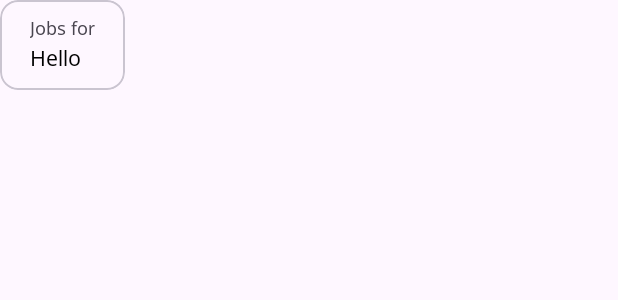
After one commit to impetuson-dev/rexroot-app, an Android app: the layout searches_card.xml on its own in the app's theme, with its tools: preview values and no code run, on a phone screen of 412 x 824 dp. The commit adds this screen. Shown: the top 300 px of the screen. Run offline under Robolectric (Android 15) with nearby library versions, the phone set to English and light mode, and no system bars.

Commit message:
Implemented recent searches

```diff
--- a/app/src/main/AndroidManifest.xml
+++ b/app/src/main/AndroidManifest.xml
@@ -29,7 +29,7 @@
             android:exported="true">
         </activity>
         <activity
-            android:name=".SearchActivity"
+            android:name=".view.jobs.SearchActivity"
             android:exported="true">
         </activity>
         <activity
@@ -37,7 +37,7 @@
             android:exported="true">
         </activity>
         <activity
-            android:name=".JobsActivity"
+            android:name=".view.jobs.JobsActivity"
             android:exported="true">
         </activity>
         <activity
--- /dev/null
+++ b/app/src/main/java/com/impetuson/rexroot/model/jobs/SearchModelClass.kt
@@ -0,0 +1,6 @@
+package com.impetuson.rexroot.model.jobs
+
+data class SearchModelClass(
+    var jobsearch: String = "",
+    var location: String = ""
+)
--- a/app/src/main/java/com/impetuson/rexroot/view/main/HomeFragment.kt
+++ b/app/src/main/java/com/impetuson/rexroot/view/main/HomeFragment.kt
@@ -23,7 +23,7 @@ import com.google.firebase.database.DatabaseReference
 import com.google.firebase.database.FirebaseDatabase
 import com.google.firebase.database.DatabaseError
 import com.impetuson.rexroot.R
-import com.impetuson.rexroot.SearchActivity
+import com.impetuson.rexroot.view.jobs.SearchActivity
 import com.impetuson.rexroot.databinding.FragmentHomeBinding
 import com.impetuson.rexroot.model.jobreq.JobReqModelClass
 import com.impetuson.rexroot.viewmodel.main.HomeViewModel
--- a/app/src/main/res/layout/activity_jobs.xml
+++ b/app/src/main/res/layout/activity_jobs.xml
@@ -340,5 +340,7 @@
 
         </LinearLayout>
 
+
+
     </androidx.constraintlayout.widget.ConstraintLayout>
 </layout>
--- /dev/null
+++ b/app/src/main/res/layout/searches_card.xml
@@ -0,0 +1,38 @@
+<?xml version="1.0" encoding="utf-8"?>
+<com.google.android.material.card.MaterialCardView
+    xmlns:android="http://schemas.android.com/apk/res/android"
+    android:layout_width="wrap_content"
+    android:layout_height="wrap_content"
+    android:layout_marginEnd="8sp"
+    android:foreground="?android:attr/selectableItemBackground"
+    android:clickable="true"
+    android:background="@color/white">
+
+    <LinearLayout
+        android:paddingTop="10sp"
+        android:paddingBottom="10sp"
+        android:paddingStart="20sp"
+        android:paddingEnd="20sp"
+        android:layout_width="match_parent"
+        android:layout_height="match_parent"
+        android:orientation="vertical">
+
+        <TextView
+            android:textSize="12sp"
+            android:text="Jobs for"
+            android:layout_width="wrap_content"
+            android:layout_height="wrap_content">
+        </TextView>
+
+        <TextView
+            android:id="@+id/tv_search"
+            android:text="Hello"
+            android:textColor="@color/black"
+            android:layout_width="wrap_content"
+            android:layout_height="wrap_content">
+        </TextView>
+
+
+    </LinearLayout>
+
+</com.google.android.material.card.MaterialCardView>
```
Also changed, not shown: app/src/main/java/com/impetuson/rexroot/view/jobs/FilterFragment.kt (added, +31 -0 lines), app/src/main/java/com/impetuson/rexroot/view/jobs/JobsActivity.kt (renamed from app/src/main/java/com/impetuson/rexroot/JobsActivity.kt, +11 -4 lines), app/src/main/java/com/impetuson/rexroot/view/jobs/SearchActivity.kt (renamed from app/src/main/java/com/impetuson/rexroot/SearchActivity.kt, +47 -4 lines), app/src/main/java/com/impetuson/rexroot/viewmodel/jobs/SearchRecyclerViewAdapter.kt (added, +47 -0 lines), app/src/main/res/layout/activity_search.xml (+9 -0 lines), app/src/main/res/layout/bottomsheet_filter.xml (added, +20 -0 lines).
